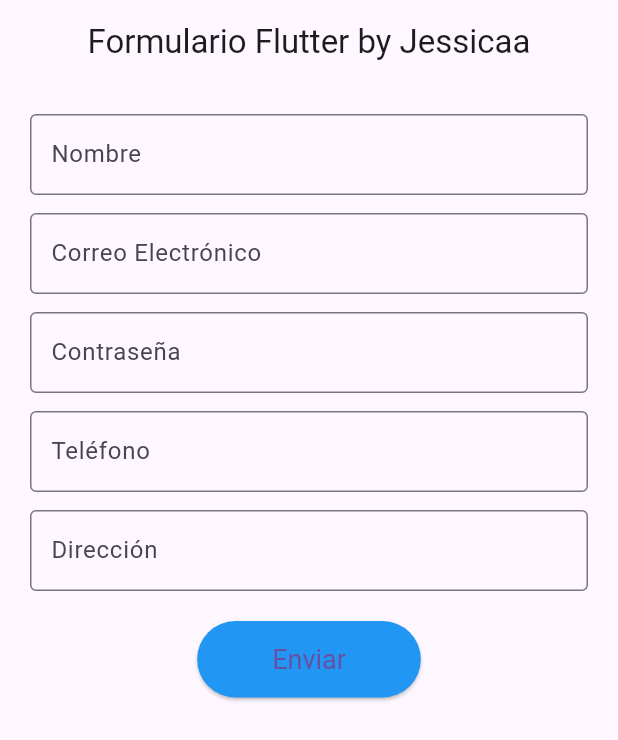
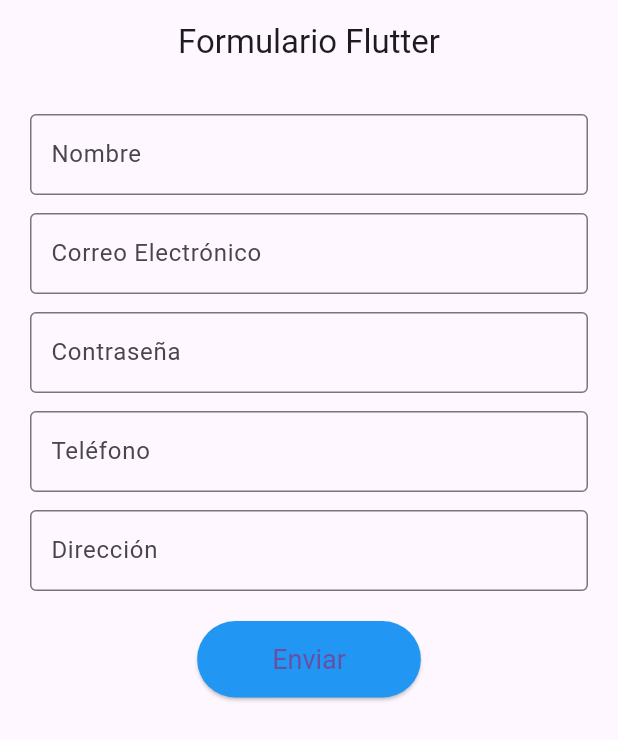
Before and after one commit to LizethJs/FlutterForm, a Flutter app: the screen it shows after launch, on a phone screen of 412 x 824 dp. Shown: the top 740 px of the screen. Run offline on Flutter 3.47's test engine with Material 3 defaults, Android fonts, the phone set to English and light mode, and no system bars.

Commit message:
Update main.dart

```diff
--- a/lib/main.dart
+++ b/lib/main.dart
@@ -46,7 +46,7 @@ class _FormularioScreenState extends State<FormularioScreen> {
   Widget build(BuildContext context) {
     return Scaffold(
       appBar: AppBar(
-        title: Text('Formulario Flutter by Jessicaa'),
+        title: Text('Formulario Flutter'),
         centerTitle: true,
       ),
       body: Padding(
```
